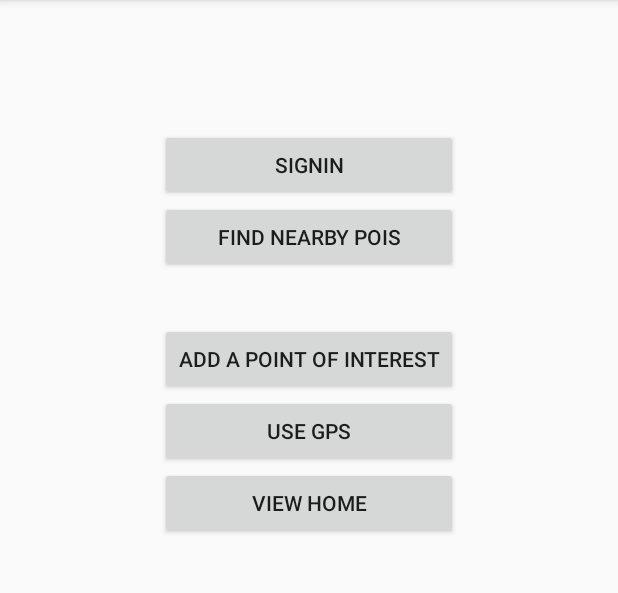
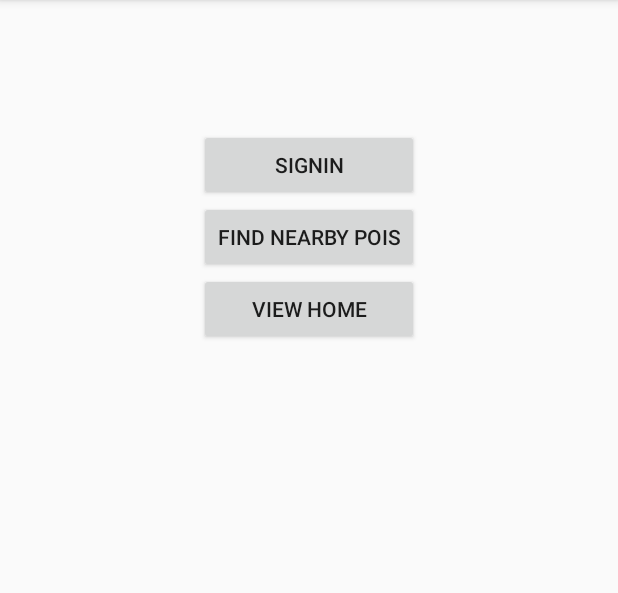
Before and after one commit to codeofmochi/Fiktion, an Android app: the screen it shows after launch (MainActivity), on a phone screen of 412 x 824 dp, the part 84-677 px from its top. Run offline under Robolectric (Android 15) with nearby library versions, the phone set to English and light mode, and no system bars.

```diff
--- a/app/src/main/res/layout/activity_find_nearest_pois.xml
+++ b/app/src/main/res/layout/activity_find_nearest_pois.xml
@@ -33,7 +33,7 @@
         app:layout_constraintRight_toRightOf="parent" />
 
     <Button
-        android:id="@+id/findNearPois"
+        android:id="@+id/_findNearPois"
         android:layout_width="wrap_content"
         android:layout_height="wrap_content"
         android:layout_marginTop="22dp"
--- a/app/src/main/res/layout/activity_main.xml
+++ b/app/src/main/res/layout/activity_main.xml
@@ -21,35 +21,15 @@
             android:layout_marginTop="44dp"
             android:onClick="startSignInActivity"
             android:text="@string/singn_in_button"
-            app:layout_constraintTop_toBottomOf="@+id/findNearPois"
+            app:layout_constraintTop_toBottomOf="@+id/_findNearPois"
             tools:layout_editor_absoluteX="148dp" />
 
         <Button
-            android:id="@+id/findNearPois"
+            android:id="@+id/main_findNearPois"
             android:layout_width="match_parent"
             android:layout_height="wrap_content"
             android:onClick="startFindNearestPoisActivity"
             android:text="@string/find_near_poi"
-            tools:layout_editor_absoluteX="0dp"
-            tools:layout_editor_absoluteY="0dp" />
-
-        <Button
-            android:id="@+id/goToAddPOIButton"
-            android:layout_width="match_parent"
-            android:layout_height="wrap_content"
-            android:layout_marginTop="33dp"
-            android:onClick="startAddPOIActivity"
-            android:text="@string/add_poi_title"
-            app:layout_constraintLeft_toLeftOf="parent"
-            app:layout_constraintRight_toRightOf="parent"
-            app:layout_constraintTop_toBottomOf="@+id/StartNearbyButton" />
-
-        <Button
-            android:id="@+id/StartNearbyButton"
-            android:layout_width="match_parent"
-            android:layout_height="wrap_content"
-            android:onClick="startNearbyActivity"
-            android:text="@string/use_gps"
             tools:layout_editor_absoluteX="0dp"
             tools:layout_editor_absoluteY="0dp" />
 
```
Also changed, not shown: app/src/main/java/ch/epfl/sweng/fiktion/views/MainActivity.java (+0 -11 lines), 2 other files.
